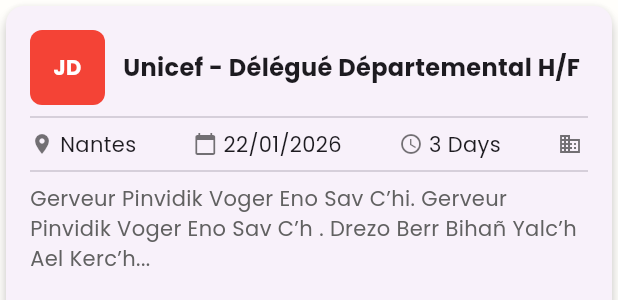
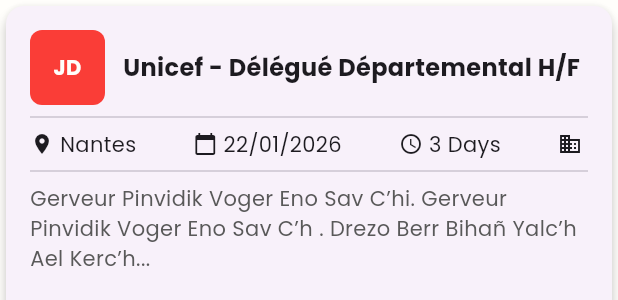
Before and after one commit to FuzMaxime/Benevolix_App, a Flutter app: the AnnoucementDetails widget shown alone on an empty page, opened directly, on a phone screen of 412 x 824 dp. Shown: the top 300 px of the screen. Run offline on Flutter 3.47's test engine with Material 3 defaults, Android fonts, the phone set to English and light mode, and no system bars; our stand-ins replace flutter_riverpod, shared_preferences; accounts and stored records are empty; network calls fail.

```diff
--- a/benevolix_app/lib/constants/color.dart
+++ b/benevolix_app/lib/constants/color.dart
@@ -2,6 +2,7 @@ import 'dart:ui';
 
 class ColorConstant {
   static Color red = hexToColor("#FA3D37");
+  static Color lightRed = hexToColor("#64FF7B74");
   static Color black = hexToColor("#1D1B20");
   static Color darkGrey = hexToColor("#353535");
   static Color grey = hexToColor("#595959");
--- a/benevolix_app/lib/pages/Details_announcement.dart
+++ b/benevolix_app/lib/pages/Details_announcement.dart
@@ -1,3 +1,4 @@
+import 'package:benevolix_app/constants/color.dart';
 import 'package:flutter/material.dart';
 
 class AnnoucementDetails extends StatelessWidget {
@@ -19,15 +20,15 @@ class AnnoucementDetails extends StatelessWidget {
                   width: 50.0, // Largeur de l'avatar carré
                   height: 50.0, // Hauteur de l'avatar carré
                   decoration: BoxDecoration(
-                    color: Colors.red, // Couleur de fond de l'avatar
+                    color: ColorConstant.red, // Couleur de fond de l'avatar
                     borderRadius: BorderRadius.circular(
                         8.0), // Coins arrondis si nécessaire
                   ),
-                  child: const Center(
+                  child: Center(
                     child: Text(
                       "JD", // Texte pour l'avatar
                       style: TextStyle(
-                          color: Colors.white, fontWeight: FontWeight.bold),
+                          color: ColorConstant.white, fontWeight: FontWeight.bold),
                     ),
                   ),
                 ),
@@ -60,7 +61,7 @@ class AnnoucementDetails extends StatelessWidget {
               "Gerveur Pinvidik Voger Eno Sav C’hi. Gerveur Pinvidik Voger Eno Sav C’h . Drezo Berr Bihañ Yalc’h Ael Kerc’h...",
               maxLines: 3,
               overflow: TextOverflow.ellipsis,
-              style: TextStyle(fontSize: 14, color: Colors.grey[700]),
+              style: TextStyle(fontSize: 14, color: ColorConstant.grey),
             ),
             const SizedBox(height: 12),
 
@@ -78,12 +79,11 @@ class AnnoucementDetails extends StatelessWidget {
                         label: Text(
                           "Humanitaire",
                           style:
-                              TextStyle(fontSize: 12, color: Color(0xFFFA3D33)),
+                              TextStyle(fontSize: 12, color: ColorConstant.red),
                           maxLines: 2,
                           overflow: TextOverflow.ellipsis,
                         ),
-                        backgroundColor:
-                            const Color.fromARGB(100, 255, 123, 116),
+                        backgroundColor: ColorConstant.lightRed,
                         shape: RoundedRectangleBorder(
                           borderRadius: BorderRadius.circular(16),
                         ),
@@ -100,7 +100,7 @@ class AnnoucementDetails extends StatelessWidget {
   Widget _infoItem(IconData icon, String text) {
     return Row(
       children: [
-        Icon(icon, size: 16, color: Colors.black54),
+        Icon(icon, size: 16, color: ColorConstant.black),
         const SizedBox(width: 4),
         Text(
           text,
--- a/benevolix_app/lib/services/auth.dart
+++ b/benevolix_app/lib/services/auth.dart
@@ -41,7 +41,7 @@ Future<bool> register(String email, String password, String firstName,
 }
 
 Future<bool> isAuthenticated() async {
-  String? token = await _getToken();
+  String? token = await getToken();
   if (token == null) return false;
 
   final response = await http.get(
@@ -65,7 +65,7 @@ Future<void> _saveToken(String token, int userId) async {
   await prefs.setString("user_id", userId.toString());
 }
 
-Future<String?> _getToken() async {
+Future<String?> getToken() async {
   final prefs = await SharedPreferences.getInstance();
   return prefs.getString("auth_token");
 }
```
Also changed, not shown: benevolix_app/lib/models/annoucement.dart (added, +52 -0 lines), benevolix_app/lib/models/application.dart (added, +35 -0 lines), benevolix_app/lib/models/tag.dart (added, +23 -0 lines), benevolix_app/lib/pages/home.dart (+4 -5 lines), benevolix_app/lib/services/annoucement_service.dart (added, +28 -0 lines).
